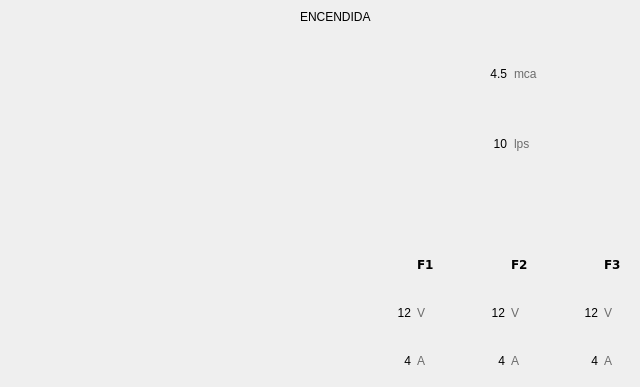
RiaJ16/H-Tech_SIG, file dragon/ui/pantalla.ui: the form before one commit.
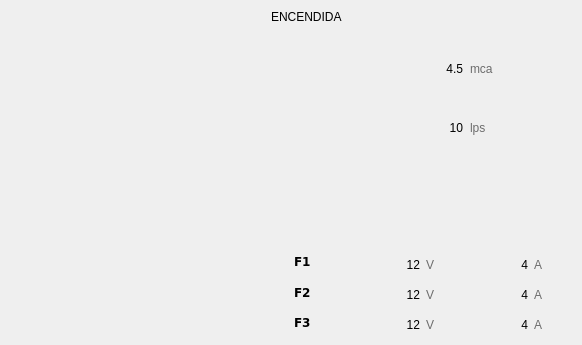
The form after the commit. Icons and pictures are not drawn.

```diff
--- a/dragon/ui/pantalla.ui
+++ b/dragon/ui/pantalla.ui
@@ -6,8 +6,8 @@
    <rect>
     <x>0</x>
     <y>0</y>
-    <width>640</width>
-    <height>387</height>
+    <width>582</width>
+    <height>345</height>
    </rect>
   </property>
   <property name="sizePolicy">
@@ -277,12 +277,15 @@
    </item>
    <item>
     <layout class="QHBoxLayout" name="horizontalLayout_4">
+     <property name="bottomMargin">
+      <number>3</number>
+     </property>
      <item>
       <layout class="QVBoxLayout" name="verticalLayout">
        <item>
         <widget class="QLabel" name="imagenBomba">
          <property name="sizePolicy">
-          <sizepolicy hsizetype="Expanding" vsizetype="Expanding">
+          <sizepolicy hsizetype="MinimumExpanding" vsizetype="MinimumExpanding">
            <horstretch>0</horstretch>
            <verstretch>0</verstretch>
           </sizepolicy>
@@ -456,6 +459,18 @@
         <layout class="QGridLayout" name="gridLayout_2">
          <item row="2" column="4">
           <widget class="QLabel" name="uniCorriente2">
+           <property name="sizePolicy">
+            <sizepolicy hsizetype="MinimumExpanding" vsizetype="Preferred">
+             <horstretch>0</horstretch>
+             <verstretch>0</verstretch>
+            </sizepolicy>
+           </property>
+           <property name="minimumSize">
+            <size>
+             <width>20</width>
+             <height>20</height>
+            </size>
+           </property>
            <property name="styleSheet">
             <string notr="true">color: rgb(108, 108, 108);</string>
            </property>
@@ -464,138 +479,7 @@
            </property>
           </widget>
          </item>
-         <item row="0" column="5">
-          <layout class="QHBoxLayout" name="horizontalLayout_5">
-           <item>
-            <widget class="QLabel" name="iconFase3">
-             <property name="sizePolicy">
-              <sizepolicy hsizetype="MinimumExpanding" vsizetype="MinimumExpanding">
-               <horstretch>0</horstretch>
-               <verstretch>0</verstretch>
-              </sizepolicy>
-             </property>
-             <property name="minimumSize">
-              <size>
-               <width>20</width>
-               <height>20</height>
-              </size>
-             </property>
-             <property name="maximumSize">
-              <size>
-               <width>100</width>
-               <height>100</height>
-              </size>
-             </property>
-             <property name="toolTip">
-              <string>Fase 3</string>
-             </property>
-             <property name="text">
-              <string/>
-             </property>
-             <property name="pixmap">
-              <pixmap>:/icons/icons/ledon_small.png</pixmap>
-             </property>
-             <property name="alignment">
-              <set>Qt::AlignRight|Qt::AlignTrailing|Qt::AlignVCenter</set>
-             </property>
-            </widget>
-           </item>
-           <item>
-            <widget class="QLabel" name="iconFase3Off">
-             <property name="sizePolicy">
-              <sizepolicy hsizetype="MinimumExpanding" vsizetype="MinimumExpanding">
-               <horstretch>0</horstretch>
-               <verstretch>0</verstretch>
-              </sizepolicy>
-             </property>
-             <property name="minimumSize">
-              <size>
-               <width>20</width>
-               <height>20</height>
-              </size>
-             </property>
-             <property name="maximumSize">
-              <size>
-               <width>100</width>
-               <height>100</height>
-              </size>
-             </property>
-             <property name="text">
-              <string/>
-             </property>
-             <property name="pixmap">
-              <pixmap>:/icons/icons/ledoff_small.png</pixmap>
-             </property>
-             <property name="alignment">
-              <set>Qt::AlignRight|Qt::AlignTrailing|Qt::AlignVCenter</set>
-             </property>
-            </widget>
-           </item>
-          </layout>
-         </item>
-         <item row="1" column="5">
-          <widget class="QLabel" name="datoVoltaje3">
-           <property name="sizePolicy">
-            <sizepolicy hsizetype="Expanding" vsizetype="Expanding">
-             <horstretch>0</horstretch>
-             <verstretch>0</verstretch>
-            </sizepolicy>
-           </property>
-           <property name="text">
-            <string>12</string>
-           </property>
-           <property name="alignment">
-            <set>Qt::AlignRight|Qt::AlignTrailing|Qt::AlignVCenter</set>
-           </property>
-          </widget>
-         </item>
-         <item row="0" column="6">
-          <widget class="QLabel" name="labelF3">
-           <property name="sizePolicy">
-            <sizepolicy hsizetype="Expanding" vsizetype="Maximum">
-             <horstretch>0</horstretch>
-             <verstretch>0</verstretch>
-            </sizepolicy>
-           </property>
-           <property name="font">
-            <font>
-             <family>Verdana</family>
-             <weight>75</weight>
-             <bold>true</bold>
-            </font>
-           </property>
-           <property name="text">
-            <string>F3</string>
-           </property>
-           <property name="alignment">
-            <set>Qt::AlignLeading|Qt::AlignLeft|Qt::AlignTop</set>
-           </property>
-          </widget>
-         </item>
-         <item row="0" column="4">
-          <widget class="QLabel" name="labelF2">
-           <property name="sizePolicy">
-            <sizepolicy hsizetype="Expanding" vsizetype="Maximum">
-             <horstretch>0</horstretch>
-             <verstretch>0</verstretch>
-            </sizepolicy>
-           </property>
-           <property name="font">
-            <font>
-             <family>Verdana</family>
-             <weight>75</weight>
-             <bold>true</bold>
-            </font>
-           </property>
-           <property name="text">
-            <string>F2</string>
-           </property>
-           <property name="alignment">
-            <set>Qt::AlignLeading|Qt::AlignLeft|Qt::AlignTop</set>
-           </property>
-          </widget>
-         </item>
-         <item row="1" column="0">
+         <item row="0" column="1">
           <widget class="QLabel" name="iconVoltaje">
            <property name="sizePolicy">
             <sizepolicy hsizetype="MinimumExpanding" vsizetype="MinimumExpanding">
@@ -603,6 +487,12 @@
              <verstretch>0</verstretch>
             </sizepolicy>
            </property>
+           <property name="minimumSize">
+            <size>
+             <width>20</width>
+             <height>20</height>
+            </size>
+           </property>
            <property name="maximumSize">
             <size>
              <width>80</width>
@@ -623,8 +513,113 @@
            </property>
           </widget>
          </item>
-         <item row="0" column="1">
-          <layout class="QHBoxLayout" name="horizontalLayout_2">
+         <item row="3" column="1">
+          <widget class="QLabel" name="datoVoltaje3">
+           <property name="sizePolicy">
+            <sizepolicy hsizetype="MinimumExpanding" vsizetype="Expanding">
+             <horstretch>0</horstretch>
+             <verstretch>0</verstretch>
+            </sizepolicy>
+           </property>
+           <property name="minimumSize">
+            <size>
+             <width>40</width>
+             <height>20</height>
+            </size>
+           </property>
+           <property name="text">
+            <string>12</string>
+           </property>
+           <property name="alignment">
+            <set>Qt::AlignRight|Qt::AlignTrailing|Qt::AlignVCenter</set>
+           </property>
+          </widget>
+         </item>
+         <item row="3" column="2">
+          <widget class="QLabel" name="uniVoltaje3">
+           <property name="minimumSize">
+            <size>
+             <width>20</width>
+             <height>20</height>
+            </size>
+           </property>
+           <property name="styleSheet">
+            <string notr="true">color: rgb(108, 108, 108);</string>
+           </property>
+           <property name="text">
+            <string>V</string>
+           </property>
+          </widget>
+         </item>
+         <item row="3" column="3">
+          <widget class="QLabel" name="datoCorriente3">
+           <property name="minimumSize">
+            <size>
+             <width>40</width>
+             <height>20</height>
+            </size>
+           </property>
+           <property name="text">
+            <string>4</string>
+           </property>
+           <property name="alignment">
+            <set>Qt::AlignRight|Qt::AlignTrailing|Qt::AlignVCenter</set>
+           </property>
+          </widget>
+         </item>
+         <item row="3" column="4">
+          <widget class="QLabel" name="uniCorriente3">
+           <property name="sizePolicy">
+            <sizepolicy hsizetype="MinimumExpanding" vsizetype="Preferred">
+             <horstretch>0</horstretch>
+             <verstretch>0</verstretch>
+            </sizepolicy>
+           </property>
+           <property name="minimumSize">
+            <size>
+             <width>20</width>
+             <height>20</height>
+            </size>
+           </property>
+           <property name="styleSheet">
+            <string notr="true">color: rgb(108, 108, 108);</string>
+           </property>
+           <property name="text">
+            <string>A</string>
+           </property>
+          </widget>
+         </item>
+         <item row="1" column="0">
+          <layout class="QHBoxLayout" name="horizontalLayout_6">
+           <item>
+            <widget class="QLabel" name="labelF1">
+             <property name="sizePolicy">
+              <sizepolicy hsizetype="Expanding" vsizetype="Maximum">
+               <horstretch>0</horstretch>
+               <verstretch>0</verstretch>
+              </sizepolicy>
+             </property>
+             <property name="minimumSize">
+              <size>
+               <width>20</width>
+               <height>20</height>
+              </size>
+             </property>
+             <property name="font">
+              <font>
+               <family>Verdana</family>
+               <weight>75</weight>
+               <bold>true</bold>
+              </font>
+             </property>
+             <property name="text">
+              <string>F1</string>
+             </property>
+             <property name="alignment">
+              <set>Qt::AlignLeading|Qt::AlignLeft|Qt::AlignTop</set>
+             </property>
+            </widget>
+           </item>
            <item>
             <widget class="QLabel" name="iconFase1">
              <property name="sizePolicy">
@@ -692,44 +687,150 @@
            </item>
           </layout>
          </item>
-         <item row="1" column="2">
-          <widget class="QLabel" name="uniVoltaje1">
+         <item row="2" column="0">
+          <layout class="QHBoxLayout" name="horizontalLayout_7">
+           <item>
+            <widget class="QLabel" name="labelF2">
+             <property name="sizePolicy">
+              <sizepolicy hsizetype="Expanding" vsizetype="Maximum">
+               <horstretch>0</horstretch>
+               <verstretch>0</verstretch>
+              </sizepolicy>
+             </property>
+             <property name="minimumSize">
+              <size>
+               <width>20</width>
+               <height>20</height>
+              </size>
+             </property>
+             <property name="font">
+              <font>
+               <family>Verdana</family>
+               <weight>75</weight>
+               <bold>true</bold>
+              </font>
+             </property>
+             <property name="text">
+              <string>F2</string>
+             </property>
+             <property name="alignment">
+              <set>Qt::AlignLeading|Qt::AlignLeft|Qt::AlignTop</set>
+             </property>
+            </widget>
+           </item>
+           <item>
+            <widget class="QLabel" name="iconFase2">
+             <property name="sizePolicy">
+              <sizepolicy hsizetype="MinimumExpanding" vsizetype="MinimumExpanding">
+               <horstretch>0</horstretch>
+               <verstretch>0</verstretch>
+              </sizepolicy>
+             </property>
+             <property name="minimumSize">
+              <size>
+               <width>20</width>
+               <height>20</height>
+              </size>
+             </property>
+             <property name="maximumSize">
+              <size>
+               <width>100</width>
+               <height>100</height>
+              </size>
+             </property>
+             <property name="toolTip">
+              <string>Fase 2</string>
+             </property>
+             <property name="text">
+              <string/>
+             </property>
+             <property name="pixmap">
+              <pixmap>:/icons/icons/ledon_small.png</pixmap>
+             </property>
+             <property name="alignment">
+              <set>Qt::AlignRight|Qt::AlignTrailing|Qt::AlignVCenter</set>
+             </property>
+            </widget>
+           </item>
+           <item>
+            <widget class="QLabel" name="iconFase2Off">
+             <property name="sizePolicy">
+              <sizepolicy hsizetype="MinimumExpanding" vsizetype="MinimumExpanding">
+               <horstretch>0</horstretch>
+               <verstretch>0</verstretch>
+              </sizepolicy>
+             </property>
+             <property name="minimumSize">
+              <size>
+               <width>20</width>
+               <height>20</height>
+              </size>
+             </property>
+             <property name="maximumSize">
+              <size>
+               <width>100</width>
+               <height>100</height>
+              </size>
+             </property>
+             <property name="text">
+              <string/>
+             </property>
+             <property name="pixmap">
+              <pixmap>:/icons/icons/ledoff_small.png</pixmap>
+             </property>
+             <property name="alignment">
+              <set>Qt::AlignRight|Qt::AlignTrailing|Qt::AlignVCenter</set>
+             </property>
+            </widget>
+           </item>
+          </layout>
+         </item>
+         <item row="1" column="4">
+          <widget class="QLabel" name="uniCorriente1">
+           <property name="sizePolicy">
+            <sizepolicy hsizetype="MinimumExpanding" vsizetype="Preferred">
+             <horstretch>0</horstretch>
+             <verstretch>0</verstretch>
+            </sizepolicy>
+           </property>
+           <property name="minimumSize">
+            <size>
+             <width>20</width>
+             <height>20</height>
+            </size>
+           </property>
            <property name="styleSheet">
             <string notr="true">color: rgb(108, 108, 108);</string>
            </property>
            <property name="text">
-            <string>V</string>
+            <string>A</string>
+           </property>
+          </widget>
+         </item>
+         <item row="2" column="3">
+          <widget class="QLabel" name="datoCorriente2">
+           <property name="minimumSize">
+            <size>
+             <width>40</width>
+             <height>20</height>
+            </size>
+           </property>
+           <property name="text">
+            <string>4</string>
+           </property>
+           <property name="alignment">
+            <set>Qt::AlignRight|Qt::AlignTrailing|Qt::AlignVCenter</set>
            </property>
           </widget>
          </item>
          <item row="1" column="3">
-          <widget class="QLabel" name="datoVoltaje2">
-           <property name="sizePolicy">
-            <sizepolicy hsizetype="Expanding" vsizetype="Expanding">
-             <horstretch>0</horstretch>
-             <verstretch>0</verstretch>
-            </sizepolicy>
-           </property>
-           <property name="text">
-            <string>12</string>
-           </property>
-           <property name="alignment">
-            <set>Qt::AlignRight|Qt::AlignTrailing|Qt::AlignVCenter</set>
-           </property>
-          </widget>
-         </item>
-         <item row="2" column="6">
-          <widget class="QLabel" name="uniCorriente3">
-           <property name="styleSheet">
-            <string notr="true">color: rgb(108, 108, 108);</string>
-           </property>
-           <property name="text">
-            <string>A</string>
-           </property>
-          </widget>
-         </item>
-         <item row="2" column="1">
           <widget class="QLabel" name="datoCorriente1">
+           <property name="minimumSize">
+            <size>
+             <width>40</width>
+             <height>20</height>
+            </size>
+           </property>
            <property name="text">
             <string>4</string>
            </property>
@@ -738,7 +839,7 @@
            </property>
           </widget>
          </item>
-         <item row="2" column="0">
+         <item row="0" column="3">
           <widget class="QLabel" name="iconCorriente">
            <property name="sizePolicy">
             <sizepolicy hsizetype="MinimumExpanding" vsizetype="MinimumExpanding">
@@ -746,6 +847,12 @@
              <verstretch>0</verstretch>
             </sizepolicy>
            </property>
+           <property name="minimumSize">
+            <size>
+             <width>20</width>
+             <height>20</height>
+            </size>
+           </property>
            <property name="maximumSize">
             <size>
              <width>80</width>
@@ -766,74 +873,27 @@
            </property>
           </widget>
          </item>
-         <item row="0" column="3">
-          <layout class="QHBoxLayout" name="horizontalLayout_3">
-           <item>
-            <widget class="QLabel" name="iconFase2">
-             <property name="sizePolicy">
-              <sizepolicy hsizetype="MinimumExpanding" vsizetype="MinimumExpanding">
-               <horstretch>0</horstretch>
-               <verstretch>0</verstretch>
-              </sizepolicy>
-             </property>
-             <property name="minimumSize">
-              <size>
-               <width>20</width>
-               <height>20</height>
-              </size>
-             </property>
-             <property name="maximumSize">
-              <size>
-               <width>100</width>
-               <height>100</height>
-              </size>
-             </property>
-             <property name="toolTip">
-              <string>Fase 2</string>
-             </property>
-             <property name="text">
-              <string/>
-             </property>
-             <property name="pixmap">
-              <pixmap>:/icons/icons/ledon_small.png</pixmap>
-             </property>
-             <property name="alignment">
-              <set>Qt::AlignRight|Qt::AlignTrailing|Qt::AlignVCenter</set>
-             </property>
-            </widget>
-           </item>
-           <item>
-            <widget class="QLabel" name="iconFase2Off">
-             <property name="sizePolicy">
-              <sizepolicy hsizetype="MinimumExpanding" vsizetype="MinimumExpanding">
-               <horstretch>0</horstretch>
-               <verstretch>0</verstretch>
-              </sizepolicy>
-             </property>
-             <property name="minimumSize">
-              <size>
-               <width>20</width>
-               <height>20</height>
-              </size>
-             </property>
-             <property name="maximumSize">
-              <size>
-               <width>100</width>
-               <height>100</height>
-              </size>
-             </property>
-             <property name="text">
-              <string/>
-             </property>
-             <property name="pixmap">
-              <pixmap>:/icons/icons/ledoff_small.png</pixmap>
-             </property>
-             <property name="alignment">
-              <set>Qt::AlignRight|Qt::AlignTrailing|Qt::AlignVCenter</set>
-             </property>
-            </widget>
-           </item>
-          </layout>
+         <item row="1" column="2">
+          <widget class="QLabel" name="uniVoltaje1">
+           <property name="sizePolicy">
+            <sizepolicy hsizetype="MinimumExpanding" vsizetype="Preferred">
+             <horstretch>0</horstretch>
+             <verstretch>0</verstretch>
+            </sizepolicy>
+           </property>
+           <property name="minimumSize">
+            <size>
+             <width>20</width>
+             <height>20</height>
+            </size>
+           </property>
+           <property name="styleSheet">
+            <string notr="true">color: rgb(108, 108, 108);</string>
+           </property>
+           <property name="text">
+            <string>V</string>
+           </property>
+          </widget>
          </item>
          <item row="1" column="1">
           <widget class="QLabel" name="datoVoltaje1">
@@ -843,6 +903,132 @@
              <verstretch>0</verstretch>
             </sizepolicy>
            </property>
+           <property name="minimumSize">
+            <size>
+             <width>40</width>
+             <height>20</height>
+            </size>
+           </property>
+           <property name="text">
+            <string>12</string>
+           </property>
+           <property name="alignment">
+            <set>Qt::AlignRight|Qt::AlignTrailing|Qt::AlignVCenter</set>
+           </property>
+          </widget>
+         </item>
+         <item row="3" column="0">
+          <layout class="QHBoxLayout" name="horizontalLayout_8">
+           <item>
+            <widget class="QLabel" name="labelF3">
+             <property name="sizePolicy">
+              <sizepolicy hsizetype="Expanding" vsizetype="Maximum">
+               <horstretch>0</horstretch>
+               <verstretch>0</verstretch>
+              </sizepolicy>
+             </property>
+             <property name="minimumSize">
+              <size>
+               <width>20</width>
+               <height>20</height>
+              </size>
+             </property>
+             <property name="font">
+              <font>
+               <family>Verdana</family>
+               <weight>75</weight>
+               <bold>true</bold>
+              </font>
+             </property>
+             <property name="text">
+              <string>F3</string>
+             </property>
+             <property name="alignment">
+              <set>Qt::AlignLeading|Qt::AlignLeft|Qt::AlignTop</set>
+             </property>
+            </widget>
+           </item>
+           <item>
+            <widget class="QLabel" name="iconFase3">
+             <property name="sizePolicy">
+              <sizepolicy hsizetype="MinimumExpanding" vsizetype="MinimumExpanding">
+               <horstretch>0</horstretch>
+               <verstretch>0</verstretch>
+              </sizepolicy>
+             </property>
+             <property name="minimumSize">
+              <size>
+               <width>20</width>
+               <height>20</height>
+              </size>
+             </property>
+             <property name="maximumSize">
+              <size>
+               <width>100</width>
+               <height>100</height>
+              </size>
+             </property>
+             <property name="toolTip">
+              <string>Fase 3</string>
+             </property>
+             <property name="text">
+              <string/>
+             </property>
+             <property name="pixmap">
+              <pixmap>:/icons/icons/ledon_small.png</pixmap>
+             </property>
+             <property name="alignment">
+              <set>Qt::AlignRight|Qt::AlignTrailing|Qt::AlignVCenter</set>
+             </property>
+            </widget>
+           </item>
+           <item>
+            <widget class="QLabel" name="iconFase3Off">
+             <property name="sizePolicy">
+              <sizepolicy hsizetype="MinimumExpanding" vsizetype="MinimumExpanding">
+               <horstretch>0</horstretch>
+               <verstretch>0</verstretch>
+              </sizepolicy>
+             </property>
+             <property name="minimumSize">
+              <size>
+               <width>20</width>
+               <height>20</height>
+              </size>
+             </property>
+             <property name="maximumSize">
+              <size>
+               <width>100</width>
+               <height>100</height>
+              </size>
+             </property>
+             <property name="text">
+              <string/>
+             </property>
+             <property name="pixmap">
+              <pixmap>:/icons/icons/ledoff_small.png</pixmap>
+             </property>
+             <property name="alignment">
+              <set>Qt::AlignRight|Qt::AlignTrailing|Qt::AlignVCenter</set>
+             </property>
+            </widget>
+           </item>
+          </layout>
+         </item>
+         <item row="2" column="1">
+          <widget class="QLabel" name="datoVoltaje2">
+           <property name="sizePolicy">
+            <sizepolicy hsizetype="Expanding" vsizetype="Expanding">
+             <horstretch>0</horstretch>
+             <verstretch>0</verstretch>
+            </sizepolicy>
+           </property>
+           <property name="minimumSize">
+            <size>
+             <width>40</width>
+             <height>20</height>
+            </size>
+           </property>
            <property name="text">
             <string>12</string>
            </property>
@@ -852,50 +1038,19 @@
           </widget>
          </item>
          <item row="2" column="2">
-          <widget class="QLabel" name="uniCorriente1">
-           <property name="styleSheet">
-            <string notr="true">color: rgb(108, 108, 108);</string>
-           </property>
-           <property name="text">
-            <string>A</string>
-           </property>
-          </widget>
-         </item>
-         <item row="0" column="2">
-          <widget class="QLabel" name="labelF1">
-           <property name="sizePolicy">
-            <sizepolicy hsizetype="Expanding" vsizetype="Maximum">
-             <horstretch>0</horstretch>
-             <verstretch>0</verstretch>
-            </sizepolicy>
-           </property>
-           <property name="font">
-            <font>
-             <family>Verdana</family>
-             <weight>75</weight>
-             <bold>true</bold>
-            </font>
-           </property>
-           <property name="text">
-            <string>F1</string>
-           </property>
-           <property name="alignment">
-            <set>Qt::AlignLeading|Qt::AlignLeft|Qt::AlignTop</set>
-           </property>
-          </widget>
-         </item>
-         <item row="1" column="6">
-          <widget class="QLabel" name="uniVoltaje3">
-           <property name="styleSheet">
-            <string notr="true">color: rgb(108, 108, 108);</string>
-           </property>
-           <property name="text">
-            <string>V</string>
-           </property>
-          </widget>
-         </item>
-         <item row="1" column="4">
           <widget class="QLabel" name="uniVoltaje2">
+           <property name="sizePolicy">
+            <sizepolicy hsizetype="MinimumExpanding" vsizetype="Preferred">
+             <horstretch>0</horstretch>
+             <verstretch>0</verstretch>
+            </sizepolicy>
+           </property>
+           <property name="minimumSize">
+            <size>
+             <width>20</width>
+             <height>20</height>
+            </size>
+           </property>
            <property name="styleSheet">
             <string notr="true">color: rgb(108, 108, 108);</string>
            </property>
@@ -904,26 +1059,6 @@
            </property>
           </widget>
          </item>
-         <item row="2" column="3">
-          <widget class="QLabel" name="datoCorriente2">
-           <property name="text">
-            <string>4</string>
-           </property>
-           <property name="alignment">
-            <set>Qt::AlignRight|Qt::AlignTrailing|Qt::AlignVCenter</set>
-           </property>
-          </widget>
-         </item>
-         <item row="2" column="5">
-          <widget class="QLabel" name="datoCorriente3">
-           <property name="text">
-            <string>4</string>
-           </property>
-           <property name="alignment">
-            <set>Qt::AlignRight|Qt::AlignTrailing|Qt::AlignVCenter</set>
-           </property>
-          </widget>
-         </item>
         </layout>
        </item>
       </layout>
```
Left out of the diff: 2 changed lines with no effect on the pictures.
